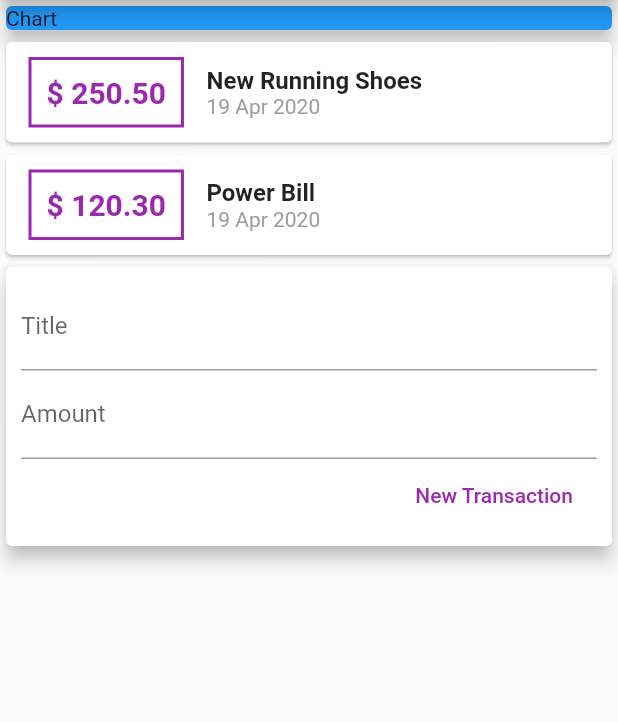
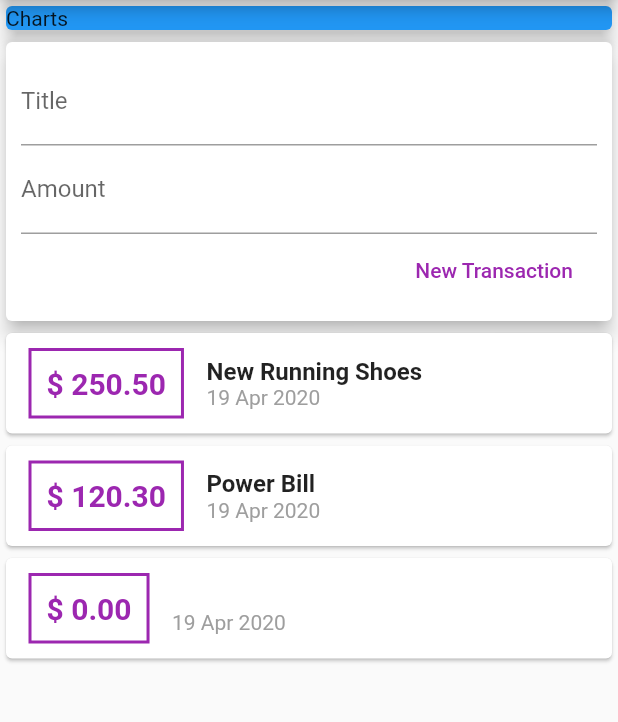
Before and after one commit to guilhermeblima/flutter_expenses, a Flutter app: the screen it shows after launch, after a tap on "New Transaction", on a phone screen of 412 x 824 dp, the part 84-806 px from its top. Run offline on Flutter 3.47's test engine with Material 2 defaults, Android fonts, the phone set to English and light mode, and no system bars.

Commit message:
transaction refactor

```diff
--- a/lib/components/transaction_form.dart
+++ b/lib/components/transaction_form.dart
@@ -3,6 +3,10 @@ import 'package:flutter/material.dart';
 class TransactionForm extends StatelessWidget {
   final titleController = TextEditingController();
   final amountController = TextEditingController();
+
+  final void Function(String, double) addNewTransaction;
+
+  TransactionForm(this.addNewTransaction);
 
   @override
   Widget build(BuildContext context) {
@@ -24,10 +28,8 @@ class TransactionForm extends StatelessWidget {
               mainAxisAlignment: MainAxisAlignment.end,
               children: <Widget>[
                 FlatButton(
-                  onPressed: () {
-                    print(titleController.text);
-                    print(amountController.text);
-                  },
+                  onPressed: () => addNewTransaction(titleController.text,
+                      double.tryParse(amountController.text) ?? 0.0),
                   child: Text('New Transaction'),
                   textColor: Colors.purple,
                 )
--- a/lib/components/transaction_list.dart
+++ b/lib/components/transaction_list.dart
@@ -9,8 +9,12 @@ class TransactionList extends StatelessWidget {
 
   @override
   Widget build(BuildContext context) {
-    return Column(
-      children: transactions.map((tr) {
+    return Container(
+      height: 300,
+      child: ListView.builder(
+        itemCount: transactions.length,
+        itemBuilder: (ctx, index) {
+          final tr = transactions[index];
           return Card(
               child: Row(
             children: <Widget>[
@@ -34,7 +38,8 @@ class TransactionList extends StatelessWidget {
                 children: <Widget>[
                   Text(
                     tr.title,
-                  style: TextStyle(fontSize: 16.0, fontWeight: FontWeight.bold),
+                    style:
+                        TextStyle(fontSize: 16.0, fontWeight: FontWeight.bold),
                   ),
                   Text(
                     DateFormat('d MMM y').format(tr.date),
@@ -44,7 +49,8 @@ class TransactionList extends StatelessWidget {
               )
             ],
           ));
-      }).toList(),
+        },
+      ),
     );
   }
 }
--- a/lib/components/transaction_user.dart
+++ b/lib/components/transaction_user.dart
@@ -1,3 +1,5 @@
+import 'dart:math';
+
 import 'package:flutter/material.dart';
 import 'transaction_list.dart';
 import 'transaction_form.dart';
@@ -23,12 +25,25 @@ class _TransactionUserState extends State<TransactionUser> {
     ),
   ];
 
+  _addTransaction(String title, double amount) {
+    final newTransaction = Transaction(
+      id: Random().nextDouble().toString(),
+      title: title,
+      amount: amount,
+      date: DateTime.now(),
+    );
+
+    setState(() {
+      _transactions.add(newTransaction);
+    });
+  }
+
   @override
   Widget build(BuildContext context) {
     return Column(
       children: <Widget>[
+        TransactionForm(_addTransaction),
         TransactionList(_transactions),
-        TransactionForm(),
       ],
     );
   }
--- a/lib/main.dart
+++ b/lib/main.dart
@@ -18,18 +18,20 @@ class MyHomePage extends StatelessWidget {
         appBar: AppBar(
           title: Text("Personal Expenses"),
         ),
-        body: Column(
+        body: SingleChildScrollView(
+          child: Column(
             crossAxisAlignment: CrossAxisAlignment.stretch,
             children: <Widget>[
               Container(
                 child: Card(
-                child: Text("Chart"),
+                  child: Text("Charts"),
                   elevation: 5,
                   color: Colors.blue,
                 ),
               ),
               TransactionUser(),
             ],
+          ),
         ));
   }
 }
```
Lines whose indentation alone changed are shown as unchanged.
